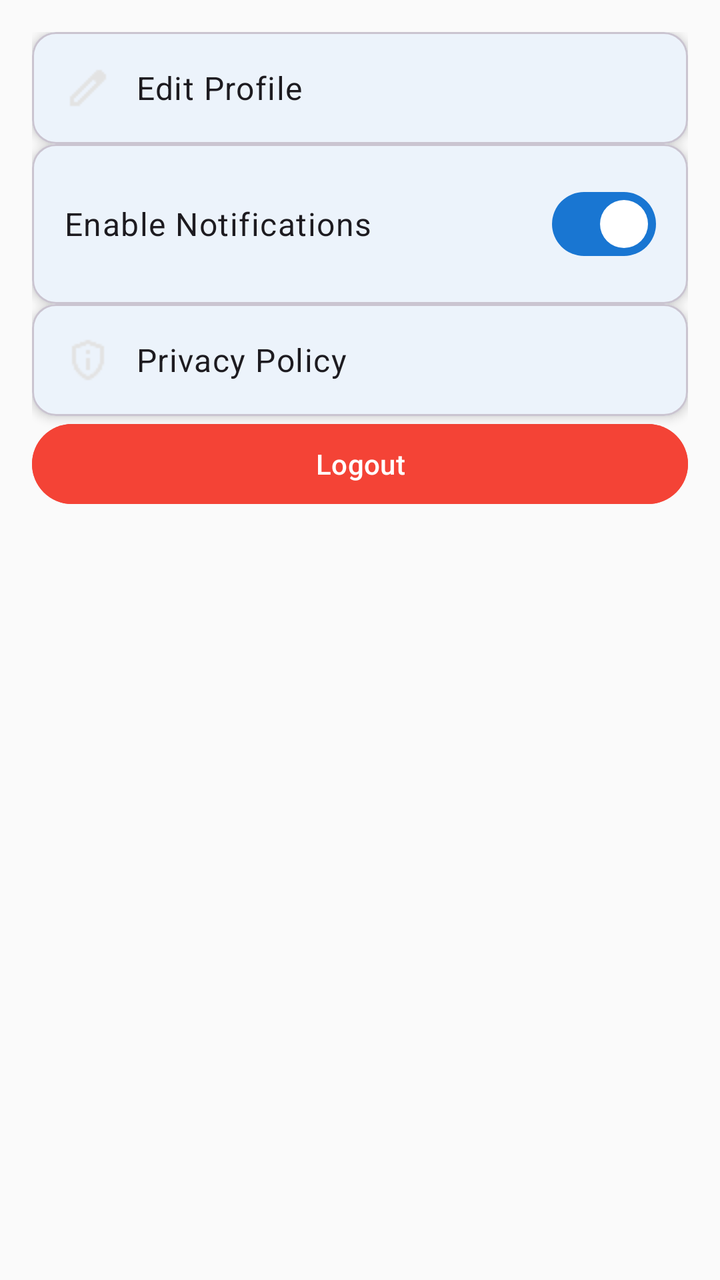
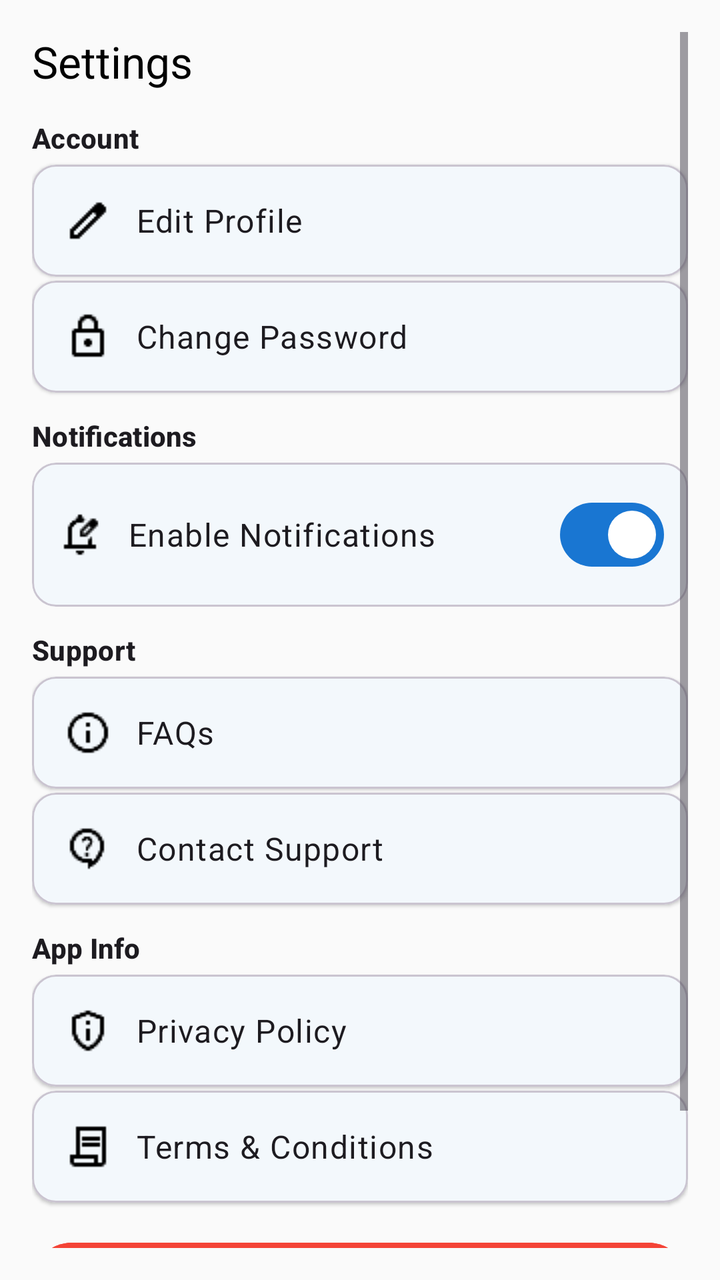

Compare the two renders of this Android layout. The source of the first and the diff that turns it into the second are given below.
<!-- AndroidManifest.xml: application theme Theme.GiveEase -->
<!-- res/layout/fragment_donor_settings.xml -->
<?xml version="1.0" encoding="utf-8"?>
<ScrollView xmlns:android="http://schemas.android.com/apk/res/android"
    xmlns:app="http://schemas.android.com/apk/res-auto"
    android:id="@+id/scrollViewSettings"
    android:layout_width="match_parent"
    android:layout_height="match_parent"
    android:padding="16dp">

    <LinearLayout
        android:layout_width="match_parent"
        android:layout_height="wrap_content"
        android:orientation="vertical"
        android:spacing="12dp">

        
        <com.google.android.material.card.MaterialCardView
            android:layout_width="match_parent"
            android:layout_height="wrap_content"
            app:cardElevation="3dp"
            app:cardCornerRadius="12dp"
            android:clickable="true"
            android:focusable="true"
            android:id="@+id/cardEditProfile">

            <LinearLayout
                android:layout_width="match_parent"
                android:layout_height="wrap_content"
                android:orientation="horizontal"
                android:padding="16dp"
                android:gravity="center_vertical">

                <ImageView
                    android:layout_width="24dp"
                    android:layout_height="24dp"
                    android:src="@drawable/ic_edit"/>

                <TextView
                    android:layout_marginStart="12dp"
                    android:layout_width="wrap_content"
                    android:layout_height="wrap_content"
                    android:text="Edit Profile"
                    android:textAppearance="@style/TextAppearance.Material3.BodyLarge"/>
            </LinearLayout>
        </com.google.android.material.card.MaterialCardView>

        
        <com.google.android.material.card.MaterialCardView
            android:layout_width="match_parent"
            android:layout_height="wrap_content"
            app:cardElevation="3dp"
            app:cardCornerRadius="12dp">

            <LinearLayout
                android:layout_width="match_parent"
                android:layout_height="wrap_content"
                android:orientation="horizontal"
                android:padding="16dp"
                android:gravity="center_vertical">

                <TextView
                    android:layout_width="0dp"
                    android:layout_height="wrap_content"
                    android:layout_weight="1"
                    android:text="Enable Notifications"
                    android:textAppearance="@style/TextAppearance.Material3.BodyLarge"/>

                <com.google.android.material.materialswitch.MaterialSwitch
                    android:id="@+id/switchNotifications"
                    android:layout_width="wrap_content"
                    android:layout_height="wrap_content"
                    android:checked="true"/>
            </LinearLayout>

        </com.google.android.material.card.MaterialCardView>

        
        <com.google.android.material.card.MaterialCardView
            android:layout_width="match_parent"
            android:layout_height="wrap_content"
            app:cardElevation="3dp"
            app:cardCornerRadius="12dp"
            android:id="@+id/cardPrivacy">

            <LinearLayout
                android:layout_width="match_parent"
                android:layout_height="wrap_content"
                android:orientation="horizontal"
                android:padding="16dp"
                android:gravity="center_vertical">

                <ImageView
                    android:layout_width="24dp"
                    android:layout_height="24dp"
                    android:src="@drawable/ic_privacy"/>

                <TextView
                    android:layout_marginStart="12dp"
                    android:layout_width="wrap_content"
                    android:layout_height="wrap_content"
                    android:text="Privacy Policy"
                    android:textAppearance="@style/TextAppearance.Material3.BodyLarge"/>
            </LinearLayout>
        </com.google.android.material.card.MaterialCardView>

        
        <Button
            android:id="@+id/btnLogout"
            android:layout_width="match_parent"
            android:layout_height="wrap_content"
            android:text="Logout"
            style="@style/Widget.Material3.Button"
            android:backgroundTint="@color/error"/>
    </LinearLayout>
</ScrollView>
<!-- resources referenced by this layout -->
<resources>
  <color name="error">#F44336</color>
  <!-- drawable ic_edit: png bitmap (drawable, 284 bytes) -->
  <!-- drawable ic_privacy: png bitmap (drawable, 467 bytes) -->
  <style name="Theme.GiveEase" parent="Theme.Material3.Light.NoActionBar">
          
          <item name="colorPrimary">@color/primary_blue</item>
          <item name="colorOnPrimary">@color/white</item>
          <item name="colorSecondary">@color/teal_200</item>
          <item name="colorOnSecondary">@color/black</item>
  
          
          <item name="android:windowBackground">@color/background</item>
          <item name="colorSurface">@color/surface</item>
          <item name="colorOnSurface">@color/onSurface</item>
          <item name="colorOnBackground">@color/onBackground</item>
  
          
          <item name="android:statusBarColor" tools:targetApi="l">?attr/colorPrimary</item>
  
      </style>
  <color name="primary_blue">#1976D2</color>
  <color name="white">#FFFFFFFF</color>
  <color name="teal_200">#FF03DAC5</color>
  <color name="black">#FF000000</color>
  <color name="background">#FAFAFA</color>
  <color name="surface">#FFFFFF</color>
  <color name="onSurface">#212121</color>
  <color name="onBackground">#212121</color>
</resources>

<!-- the commit's change to res/layout/fragment_donor_settings.xml (unified diff, before → after) -->
@@ -12,11 +12,30 @@
         android:orientation="vertical"
         android:spacing="12dp">
 
-        
-        <com.google.android.material.card.MaterialCardView
-            android:layout_width="match_parent"
-            android:layout_height="wrap_content"
-            app:cardElevation="3dp"
+        <TextView
+            android:id="@+id/tvSettingsTitle"
+            android:layout_width="wrap_content"
+            android:layout_height="wrap_content"
+            android:text="Settings"
+            android:textAppearance="@style/TextAppearance.Material3.TitleLarge"
+            android:textColor="@color/black"
+            android:layout_marginBottom="6dp" />
+
+        
+        <TextView
+            android:layout_width="wrap_content"
+            android:layout_height="wrap_content"
+            android:text="Account"
+            android:textAppearance="@style/TextAppearance.Material3.TitleSmall"
+            android:paddingTop="8dp"
+            android:textStyle="bold"
+            android:paddingBottom="4dp" />
+
+        
+        <com.google.android.material.card.MaterialCardView
+            android:layout_width="match_parent"
+            android:layout_height="wrap_content"
+            app:cardElevation="1dp"
             app:cardCornerRadius="12dp"
             android:clickable="true"
             android:focusable="true"
@@ -32,73 +51,232 @@
                 <ImageView
                     android:layout_width="24dp"
                     android:layout_height="24dp"
-                    android:src="@drawable/ic_edit"/>
-
-                <TextView
-                    android:layout_marginStart="12dp"
-                    android:layout_width="wrap_content"
-                    android:layout_height="wrap_content"
+                    android:src="@drawable/ic_edit" />
+
+                <TextView
+                    android:layout_width="wrap_content"
+                    android:layout_height="wrap_content"
+                    android:layout_marginStart="12dp"
                     android:text="Edit Profile"
-                    android:textAppearance="@style/TextAppearance.Material3.BodyLarge"/>
-            </LinearLayout>
-        </com.google.android.material.card.MaterialCardView>
-
-        
-        <com.google.android.material.card.MaterialCardView
-            android:layout_width="match_parent"
-            android:layout_height="wrap_content"
-            app:cardElevation="3dp"
+                    android:textAppearance="@style/TextAppearance.Material3.BodyLarge" />
+            </LinearLayout>
+        </com.google.android.material.card.MaterialCardView>
+
+        
+        <com.google.android.material.card.MaterialCardView
+            android:layout_width="match_parent"
+            android:layout_height="wrap_content"
+            app:cardElevation="1dp"
+            app:cardCornerRadius="12dp"
+            android:id="@+id/cardChangePassword"
+            android:clickable="true"
+            android:layout_marginTop="2dp"
+            android:focusable="true">
+
+            <LinearLayout
+                android:layout_width="match_parent"
+                android:layout_height="wrap_content"
+                android:orientation="horizontal"
+                android:padding="16dp"
+                android:gravity="center_vertical">
+
+                <ImageView
+                    android:layout_width="24dp"
+                    android:layout_height="24dp"
+                    android:src="@drawable/ic_lock" />
+
+                <TextView
+                    android:layout_width="wrap_content"
+                    android:layout_height="wrap_content"
+                    android:layout_marginStart="12dp"
+                    android:text="Change Password"
+                    android:textAppearance="@style/TextAppearance.Material3.BodyLarge" />
+            </LinearLayout>
+        </com.google.android.material.card.MaterialCardView>
+
+        
+        <TextView
+            android:layout_width="wrap_content"
+            android:layout_height="wrap_content"
+            android:text="Notifications"
+            android:textAppearance="@style/TextAppearance.Material3.TitleSmall"
+            android:paddingTop="12dp"
+            android:textStyle="bold"
+            android:paddingBottom="4dp" />
+
+        <com.google.android.material.card.MaterialCardView
+            android:layout_width="match_parent"
+            android:layout_height="wrap_content"
+            app:cardElevation="1dp"
             app:cardCornerRadius="12dp">
 
             <LinearLayout
                 android:layout_width="match_parent"
                 android:layout_height="wrap_content"
                 android:orientation="horizontal"
-                android:padding="16dp"
-                android:gravity="center_vertical">
+                android:padding="12dp"
+                android:gravity="center_vertical">
+
+                <ImageView
+                    android:layout_width="24dp"
+                    android:layout_height="24dp"
+                    android:src="@drawable/ic_notification" />
 
                 <TextView
                     android:layout_width="0dp"
                     android:layout_height="wrap_content"
+                    android:layout_marginStart="12dp"
                     android:layout_weight="1"
                     android:text="Enable Notifications"
-                    android:textAppearance="@style/TextAppearance.Material3.BodyLarge"/>
+                    android:textAppearance="@style/TextAppearance.Material3.BodyLarge" />
 
                 <com.google.android.material.materialswitch.MaterialSwitch
                     android:id="@+id/switchNotifications"
                     android:layout_width="wrap_content"
                     android:layout_height="wrap_content"
-                    android:checked="true"/>
-            </LinearLayout>
-
-        </com.google.android.material.card.MaterialCardView>
-
-        
-        <com.google.android.material.card.MaterialCardView
-            android:layout_width="match_parent"
-            android:layout_height="wrap_content"
-            app:cardElevation="3dp"
-            app:cardCornerRadius="12dp"
-            android:id="@+id/cardPrivacy">
-
-            <LinearLayout
-                android:layout_width="match_parent"
-                android:layout_height="wrap_content"
-                android:orientation="horizontal"
-                android:padding="16dp"
-                android:gravity="center_vertical">
-
-                <ImageView
-                    android:layout_width="24dp"
-                    android:layout_height="24dp"
-                    android:src="@drawable/ic_privacy"/>
-
-                <TextView
-                    android:layout_marginStart="12dp"
-                    android:layout_width="wrap_content"
-                    android:layout_height="wrap_content"
+                    android:checked="true" />
+            </LinearLayout>
+        </com.google.android.material.card.MaterialCardView>
+
+        
+        <TextView
+            android:layout_width="wrap_content"
+            android:layout_height="wrap_content"
+            android:text="Support"
+            android:textAppearance="@style/TextAppearance.Material3.TitleSmall"
+            android:paddingTop="12dp"
+            android:textStyle="bold"
+            android:paddingBottom="4dp" />
+
+        <com.google.android.material.card.MaterialCardView
+            android:layout_width="match_parent"
+            android:layout_height="wrap_content"
+            android:id="@+id/cardFaq"
+            app:cardElevation="1dp"
+            app:cardCornerRadius="12dp"
+            android:clickable="true"
+            android:focusable="true">
+
+            <LinearLayout
+                android:layout_width="match_parent"
+                android:layout_height="wrap_content"
+                android:orientation="horizontal"
+                android:padding="16dp"
+                android:gravity="center_vertical">
+
+                <ImageView
+                    android:layout_width="24dp"
+                    android:layout_height="24dp"
+                    android:src="@drawable/ic_faq" />
+
+                <TextView
+                    android:layout_width="wrap_content"
+                    android:layout_height="wrap_content"
+                    android:layout_marginStart="12dp"
+                    android:text="FAQs"
+                    android:textAppearance="@style/TextAppearance.Material3.BodyLarge" />
+            </LinearLayout>
+        </com.google.android.material.card.MaterialCardView>
+
+        <com.google.android.material.card.MaterialCardView
+            android:layout_width="match_parent"
+            android:layout_height="wrap_content"
+            android:id="@+id/cardSupport"
+            app:cardElevation="1dp"
+            app:cardCornerRadius="12dp"
+            android:layout_marginTop="2dp"
+            android:clickable="true"
+            android:focusable="true">
+
+            <LinearLayout
+                android:layout_width="match_parent"
+                android:layout_height="wrap_content"
+                android:orientation="horizontal"
+                android:padding="16dp"
+                android:gravity="center_vertical">
+
+                <ImageView
+                    android:layout_width="24dp"
+                    android:layout_height="24dp"
+                    android:src="@drawable/ic_support" />
+
+                <TextView
+                    android:layout_width="wrap_content"
+                    android:layout_height="wrap_content"
+                    android:layout_marginStart="12dp"
+                    android:text="Contact Support"
+                    android:textAppearance="@style/TextAppearance.Material3.BodyLarge" />
+            </LinearLayout>
+        </com.google.android.material.card.MaterialCardView>
+
+        
+        <TextView
+            android:layout_width="wrap_content"
+            android:layout_height="wrap_content"
+            android:text="App Info"
+            android:textAppearance="@style/TextAppearance.Material3.TitleSmall"
+            android:paddingTop="12dp"
+            android:textStyle="bold"
+            android:paddingBottom="4dp" />
+
+        <com.google.android.material.card.MaterialCardView
+            android:layout_width="match_parent"
+            android:layout_height="wrap_content"
+            android:id="@+id/cardPrivacy"
+            app:cardElevation="1dp"
+            app:cardCornerRadius="12dp"
+            android:clickable="true"
+            android:focusable="true">
+
+            <LinearLayout
+                android:layout_width="match_parent"
+                android:layout_height="wrap_content"
+                android:orientation="horizontal"
+                android:padding="16dp"
+                android:gravity="center_vertical">
+
+                <ImageView
+                    android:layout_width="24dp"
+                    android:layout_height="24dp"
+                    android:src="@drawable/ic_privacy" />
+
+                <TextView
+                    android:layout_width="wrap_content"
+                    android:layout_height="wrap_content"
+                    android:layout_marginStart="12dp"
                     android:text="Privacy Policy"
-                    android:textAppearance="@style/TextAppearance.Material3.BodyLarge"/>
+                    android:textAppearance="@style/TextAppearance.Material3.BodyLarge" />
+            </LinearLayout>
+        </com.google.android.material.card.MaterialCardView>
+
+        <com.google.android.material.card.MaterialCardView
+            android:layout_width="match_parent"
+            android:layout_height="wrap_content"
+            android:id="@+id/cardTerms"
+            app:cardElevation="1dp"
+            app:cardCornerRadius="12dp"
+            android:layout_marginTop="2dp"
+            android:clickable="true"
+            android:focusable="true">
+
+            <LinearLayout
+                android:layout_width="match_parent"
+                android:layout_height="wrap_content"
+                android:orientation="horizontal"
+                android:padding="16dp"
+                android:gravity="center_vertical">
+
+                <ImageView
+                    android:layout_width="24dp"
+                    android:layout_height="24dp"
+                    android:src="@drawable/ic_term" />
+
+                <TextView
+                    android:layout_width="wrap_content"
+                    android:layout_height="wrap_content"
+                    android:layout_marginStart="12dp"
+                    android:text="Terms &amp; Conditions"
+                    android:textAppearance="@style/TextAppearance.Material3.BodyLarge" />
             </LinearLayout>
         </com.google.android.material.card.MaterialCardView>
 
@@ -108,7 +286,19 @@
             android:layout_width="match_parent"
             android:layout_height="wrap_content"
             android:text="Logout"
+            android:layout_marginTop="16dp"
             style="@style/Widget.Material3.Button"
-            android:backgroundTint="@color/error"/>
+            android:backgroundTint="@color/error" />
+
+        <com.google.android.material.button.MaterialButton
+            android:id="@+id/btnDeleteAccount"
+            android:layout_width="match_parent"
+            android:layout_height="wrap_content"
+            android:text="Delete Account"
+            android:textColor="@color/error"
+            android:layout_marginTop="8dp"
+            app:strokeColor="@color/error"
+            app:strokeWidth="1dp"
+            android:backgroundTint="@android:color/transparent" />
     </LinearLayout>
 </ScrollView>
<!-- resource entries referenced after the edit -->
@@ -1,8 +1,13 @@
 <!-- resources referenced by this layout -->
 <resources>
   <color name="error">#F44336</color>
-  <!-- drawable ic_edit: png bitmap (drawable, 284 bytes) -->
-  <!-- drawable ic_privacy: png bitmap (drawable, 467 bytes) -->
+  <!-- drawable ic_edit: png bitmap (drawable, 262 bytes) -->
+  <!-- drawable ic_faq: png bitmap (drawable, 415 bytes) -->
+  <!-- drawable ic_lock: png bitmap (drawable, 280 bytes) -->
+  <!-- drawable ic_notification: png bitmap (drawable, 363 bytes) -->
+  <!-- drawable ic_privacy: png bitmap (drawable, 385 bytes) -->
+  <!-- drawable ic_support: png bitmap (drawable, 507 bytes) -->
+  <!-- drawable ic_term: png bitmap (drawable, 204 bytes) -->
   <style name="Theme.GiveEase" parent="Theme.Material3.Light.NoActionBar">
           
           <item name="colorPrimary">@color/primary_blue</item>
